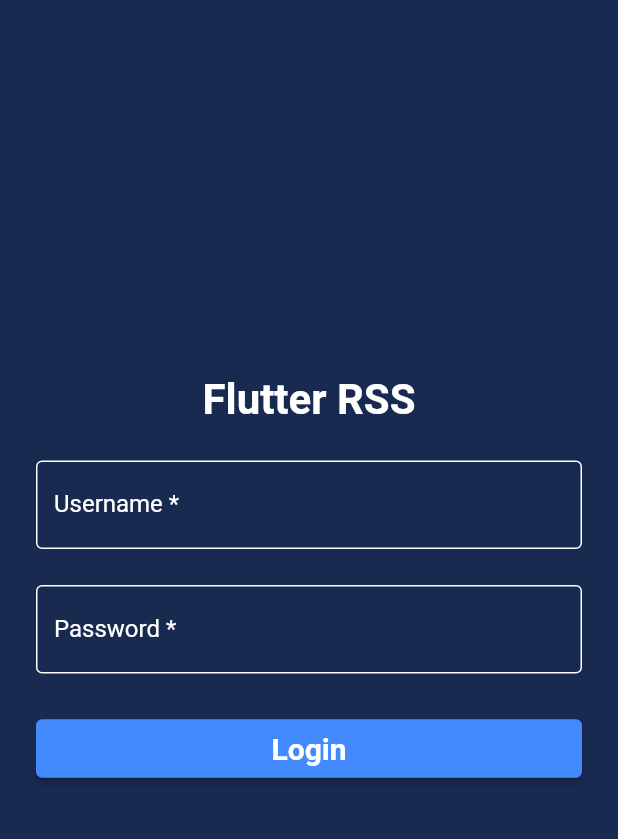
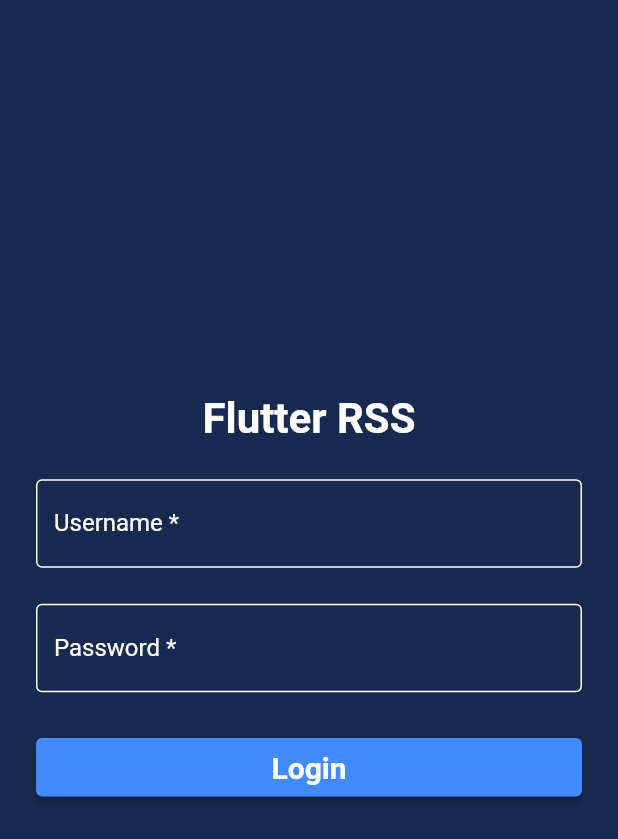
Before and after one commit to garylyq1212/flutter_rss, a Flutter app: the screen it shows after launch, on a phone screen of 412 x 824 dp. Shown: the top 839 px of the screen. Run offline on Flutter 3.47's test engine with Material 2 defaults, Android fonts, the phone set to English and light mode, and no system bars; our stand-ins replace auto_route, bloc, cached_network_image, connectivity_plus, dartz, dio and 6 more; missing offline and left inert: webfeed; accounts and stored records are empty.

Commit message:
Fixed layout issue in IOS

```diff
--- a/lib/presentation/screens/login/login_screen.dart
+++ b/lib/presentation/screens/login/login_screen.dart
@@ -55,8 +55,10 @@ class _LoginScreenState extends State<LoginScreen> {
             }
           },
           child: Container(
-            margin: const EdgeInsets.symmetric(vertical: 250, horizontal: 24),
+            margin: const EdgeInsets.symmetric(horizontal: 24),
+            height: MediaQuery.of(context).size.height,
             child: Column(
+              mainAxisAlignment: MainAxisAlignment.center,
               children: [
                 const Text(
                   'Flutter RSS',
```
Also changed, not shown: lib/presentation/screens/feed_details/feed_details_screen.dart (+6 -1 lines), pubspec.lock, 3 other files.
